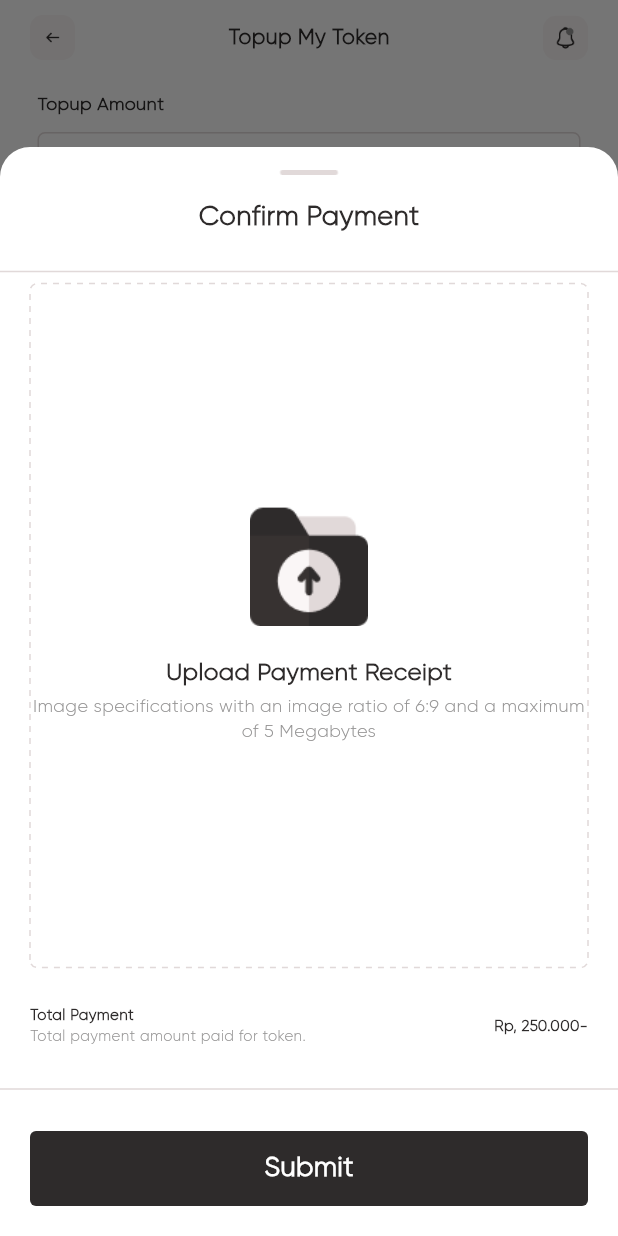
After one commit to erixiey/mrow.id, a Flutter app: the TopupScreen screen opened directly, after a tap on "Confirm Payment", on a phone screen of 412 x 824 dp. The commit adds this screen. Run offline on Flutter 3.47's test engine with Material 3 defaults, Android fonts, the phone set to English and light mode, and no system bars; drawn by our look-alikes of dotted_border; our stand-ins replace flutter_slidable, get, image_picker, showcaseview.

Commit message:
adding topup screen with the bottom sheet uploading image

```diff
--- /dev/null
+++ b/lib/screens/topup_screen.dart
@@ -0,0 +1,350 @@
+import 'package:flutter/material.dart';
+import 'package:get/get.dart';
+import 'package:mrowid/typography/typography.dart';
+import 'package:mrowid/colors/color.dart';
+import 'package:mrowid/widgets/custom_button.dart';
+import 'package:image_picker/image_picker.dart';
+import 'package:dotted_border/dotted_border.dart';
+import 'dart:io';
+
+class TopupScreen extends StatelessWidget {
+  const TopupScreen({super.key});
+
+  void _showConfirmBottomSheet(BuildContext context) async {
+    final ImagePicker picker = ImagePicker();
+    XFile? image;
+
+    await showModalBottomSheet(
+      context: context,
+      backgroundColor: AppColors.whiteff,
+      shape: const RoundedRectangleBorder(
+        borderRadius: BorderRadius.vertical(top: Radius.circular(20)),
+      ),
+      isScrollControlled: true,
+      builder: (BuildContext context) {
+        return StatefulBuilder(
+          builder: (BuildContext context, StateSetter setState) {
+            return SingleChildScrollView(
+              child: Column(
+                mainAxisSize: MainAxisSize.min,
+                children: [
+                  const SizedBox(height: 15),
+                  Center(
+                    child: Image.asset(
+                      'assets/icons/bar.png',
+                      width: 40,
+                      height: 4,
+                    ),
+                  ),
+                  const SizedBox(height: 15),
+                  Text(
+                    'Confirm Payment',
+                    style: Font.bold.fs18.black2b(),
+                  ),
+                  const SizedBox(height: 15),
+                  Divider(
+                    color: AppColors.grayd9,
+                    thickness: 1,
+                  ),
+                  GestureDetector(
+                    onTap: () async {
+                      final XFile? pickedFile = await picker.pickImage(source: ImageSource.gallery);
+                      if (pickedFile != null) {
+                        setState(() {
+                          image = pickedFile;
+                        });
+                      }
+                    },
+                    child: Padding(
+                      padding: const EdgeInsets.symmetric(horizontal: 20),
+                      child: DottedBorder(
+                        borderType: BorderType.RRect,
+                        radius: const Radius.circular(5),
+                        color: AppColors.grayd9,
+                        strokeWidth: 1,
+                        dashPattern: const [4, 4],
+                        child: Container(
+                          height: 452,
+                          width: double.infinity,
+                          child: image == null
+                              ? Column(
+                                  mainAxisAlignment: MainAxisAlignment.center,
+                                  children: [
+                                    Image.asset(
+                                      'assets/icons/upload.png',
+                                      width: 80,
+                                      height: 80,
+                                    ),
+                                    const SizedBox(height: 20),
+                                    Text(
+                                      'Upload Payment Receipt',
+                                      style: Font.bold.fs16.black2b(),
+                                    ),
+                                    const SizedBox(height: 2),
+                                    Text(
+                                      'Image specifications with an image ratio of 6:9 and a maximum of 5 Megabytes',
+                                      style: Font.medium.fs12.gray94(),
+                                      textAlign: TextAlign.center,
+                                    ),
+                                  ],
+                                )
+                              : Image.file(
+                                  File(image!.path),
+                                  fit: BoxFit.cover,
+                                  width: double.infinity,
+                                  height: 452,
+                                ),
+                        ),
+                      ),
+                    ),
+                  ),
+                  const SizedBox(height: 25),
+                  Padding(
+                    padding: const EdgeInsets.symmetric(horizontal: 20),
+                    child: Row(
+                      mainAxisAlignment: MainAxisAlignment.spaceBetween,
+                      children: [
+                        Column(
+                          crossAxisAlignment: CrossAxisAlignment.start,
+                          children: [
+                            Text(
+                              'Total Payment',
+                              style: Font.semiBold.fs10.black2b(),
+                            ),
+                            Text(
+                              'Total payment amount paid for token.',
+                              style: Font.regular.fs10.gray94(),
+                            ),
+                          ],
+                        ),
+                        Text(
+                          'Rp, 250.000-',
+                          style: Font.semiBold.fs10.black2b(),
+                        ),
+                      ],
+                    ),
+                  ),
+                  const SizedBox(height: 20),
+                  Divider(
+                    color: AppColors.grayd9,
+                    thickness: 1,
+                  ),
+                  const SizedBox(height: 20),
+                  Padding(
+                    padding: const EdgeInsets.symmetric(horizontal: 20),
+                    child: CustomButton(
+                      text: 'Submit',
+                      onPressed: () => Get.back(),
+                      backgroundColor: AppColors.black2b,
+                      textStyle: Font.semiBold.fs18.whiteff(),
+                    ),
+                  ),
+                  const SizedBox(height: 20),
+                ],
+              ),
+            );
+          },
+        );
+      },
+    );
+  }
+
+  @override
+  Widget build(BuildContext context) {
+    return Scaffold(
+      backgroundColor: AppColors.whiteff,
+      body: SafeArea(
+        child: SingleChildScrollView(
+          child: Column(
+            crossAxisAlignment: CrossAxisAlignment.start,
+            children: [
+              Container(
+                color: AppColors.whiteff,
+                padding: const EdgeInsets.fromLTRB(20, 10, 20, 15),
+                child: Row(
+                  mainAxisAlignment: MainAxisAlignment.spaceBetween,
+                  children: [
+                    GestureDetector(
+                      onTap: () => Get.back(),
+                      child: Image.asset(
+                        'assets/icons/back.png',
+                        width: 30,
+                        height: 30,
+                      ),
+                    ),
+                    Column(
+                      mainAxisAlignment: MainAxisAlignment.center,
+                      children: [
+                        Text(
+                          'Topup My Token',
+                          style: Font.bold.fs14.black2b(),
+                        ),
+                      ],
+                    ),
+                    Image.asset(
+                      'assets/icons/notifikasi.png',
+                      width: 30,
+                      height: 30,
+                    ),
+                  ],
+                ),
+              ),
+              const SizedBox(height: 6),
+              Padding(
+                padding: const EdgeInsets.only(left: 25),
+                child: Text(
+                  'Topup Amount',
+                  style: Font.semiBold.fs12.black2b(),
+                ),
+              ),
+              const SizedBox(height: 10),
+              Container(
+                height: 45,
+                margin: const EdgeInsets.symmetric(horizontal: 25),
+                decoration: BoxDecoration(
+                  border: Border.all(color: AppColors.grayd9, width: 1),
+                  borderRadius: BorderRadius.circular(5),
+                ),
+                child: Row(
+                  children: [
+                    Expanded(
+                      child: TextField(
+                        decoration: InputDecoration(
+                          border: InputBorder.none,
+                          contentPadding: const EdgeInsets.symmetric(horizontal: 10),
+                          hintText: '0',
+                          hintStyle: Font.regular.fs12.gray94(),
+                        ),
+                        style: Font.regular.fs12.black2b(),
+                        keyboardType: TextInputType.number,
+                      ),
+                    ),
+                    Padding(
+                      padding: const EdgeInsets.only(right: 10),
+                      child: Center(
+                        child: Text(
+                          'Token',
+                          style: Font.medium.fs12.black2b(),
+                        ),
+                      ),
+                    ),
+                  ],
+                ),
+              ),
+              const SizedBox(height: 15),
+              Padding(
+                padding: const EdgeInsets.symmetric(horizontal: 25),
+                child: Divider(
+                  color: AppColors.grayd9,
+                  thickness: 1,
+                ),
+              ),
+              const SizedBox(height: 15),
+              Padding(
+                padding: const EdgeInsets.symmetric(horizontal: 25),
+                child: Row(
+                  mainAxisAlignment: MainAxisAlignment.spaceBetween,
+                  children: [
+                    Column(
+                      crossAxisAlignment: CrossAxisAlignment.start,
+                      children: [
+                        Text(
+                          'Total Payment',
+                          style: Font.semiBold.fs10.black2b(),
+                        ),
+                        Text(
+                          'Total payment amount paid for token.',
+                          style: Font.regular.fs10.gray94(),
+                        ),
+                      ],
+                    ),
+                    Center(
+                      child: Text(
+                        'Rp, 0-',
+                        style: Font.regular.fs10.black2b(),
+                      ),
+                    ),
+                  ],
+                ),
+              ),
+              const SizedBox(height: 15),
+              Container(
+                margin: const EdgeInsets.symmetric(horizontal: 25),
+                padding: const EdgeInsets.only(top: 10, left: 10, bottom: 10),
+                decoration: BoxDecoration(
+                  border: Border.all(color: AppColors.grayd9, width: 1),
+                  borderRadius: BorderRadius.circular(4),
+                ),
+                child: Stack(
+                  children: [
+                    Column(
+                      crossAxisAlignment: CrossAxisAlignment.start,
+                      children: [
+                        Text(
+                          'Note',
+                          style: Font.semiBold.fs12.black2b(),
+                        ),
+                        const SizedBox(height: 5),
+                        Text(
+                          '- Prices 1 Token = Rp 50.000',
+                          style: Font.regular.fs10.black2b(),
+                        ),
+                        Text(
+                          '- Minimum purchase of 3 tokens',
+                          style: Font.regular.fs10.black2b(),
+                        ),
+                        const SizedBox(height: 10),
+                        Padding(
+                          padding: const EdgeInsets.symmetric(horizontal: 10),
+                          child: Divider(
+                            color: AppColors.grayd9,
+                            thickness: 1,
+                          ),
+                        ),
+                        const SizedBox(height: 10),
+                        Text(
+                          'Payment Instruction',
+                          style: Font.semiBold.fs12.black2b(),
+                        ),
+                        const SizedBox(height: 5),
+                        Text(
+                          '1. Make sure the payment is in accordance with the bill amount.\n'
+                          '2. Make payments before the due date.\n'
+                          '3. Payments are made only through available payment gateways.',
+                          style: Font.medium.fs10.gray94(),
+                        ),
+                      ],
+                    ),
+                    Positioned(
+                      top: 15,
+                      right: 0,
+                      child: Padding(
+                        padding: const EdgeInsets.only(right: 10),
+                        child: Image.asset(
+                          'assets/icons/alert.png',
+                          width: 27,
+                          height: 27,
+                        ),
+                      ),
+                    ),
+                  ],
+                ),
+              ),
+              const SizedBox(height: 15),
+              Padding(
+                padding: const EdgeInsets.symmetric(horizontal: 25),
+                child: CustomButton(
+                  text: 'Confirm Payment',
+                  onPressed: () => _showConfirmBottomSheet(context),
+                  backgroundColor: AppColors.black2b,
+                  textStyle: Font.semiBold.fs18.whiteff(),
+                ),
+              ),
+              const SizedBox(height: 20),
+            ],
+          ),
+        ),
+      ),
+    );
+  }
+}
--- a/pubspec.yaml
+++ b/pubspec.yaml
@@ -29,6 +29,7 @@
   showcaseview: ^4.0.1
   liquid_swipe: ^3.1.0
   image_cropper: ^9.0.0
+  dotted_border: ^2.1.0
 
 dev_dependencies:
   build_runner: ^2.1.0
```
Also changed, not shown: lib/screens/token_screen.dart (added, +195 -0 lines), lib/widgets/token_box.dart (+83 -1 lines), assets/icons/token.png (added), assets/icons/topup_token.png (added), assets/icons/warning_token.png (added), pubspec.lock.
